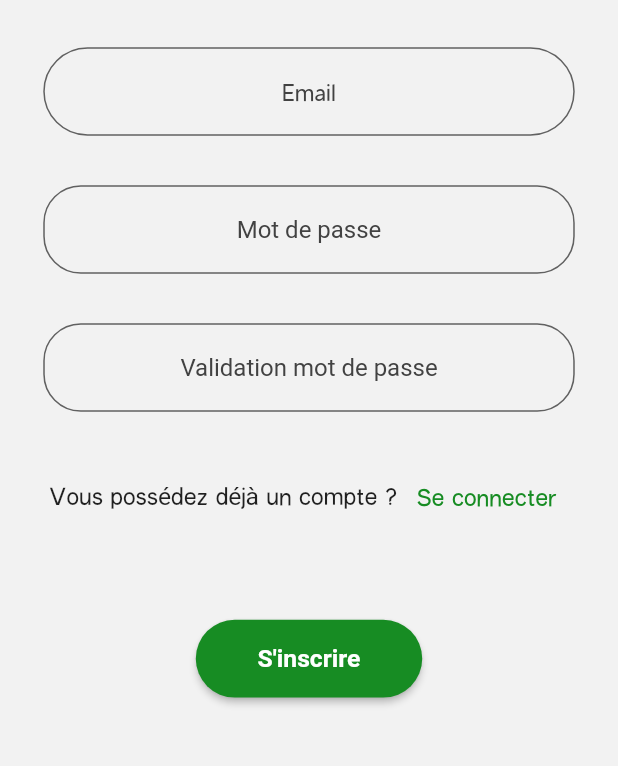
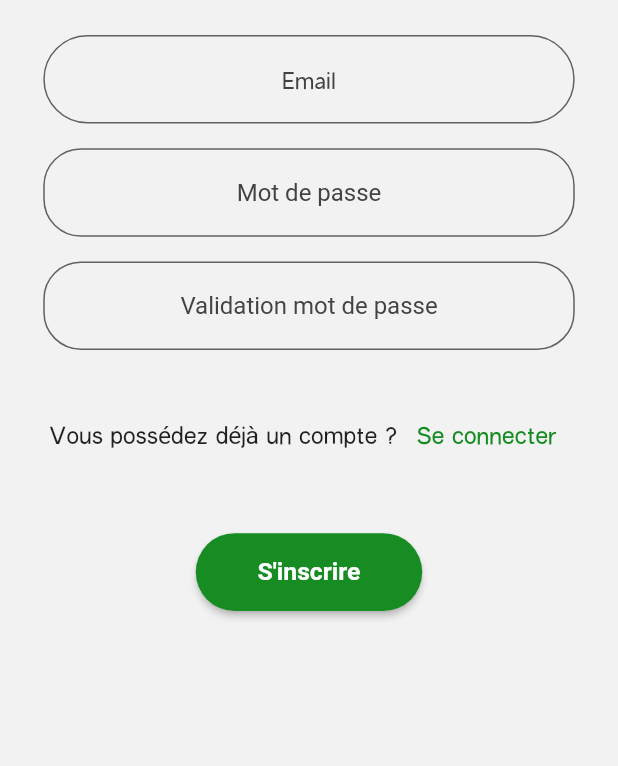
Before and after one commit to SoulPot/mobile, a Flutter app: the SignUpView screen opened directly, on a phone screen of 412 x 824 dp, the part 455-1221 px from its top. Run offline on Flutter 3.47's test engine with Material 2 defaults, Android fonts, the phone set to English and light mode, and no system bars; our stand-ins replace auth_buttons, firebase_auth, firebase_core, flutter_blue_plus, google_sign_in, im_stepper and 3 more; missing offline and left inert: battery_indicator, flutter_facebook_auth, network_info_plus, wifi_scan; accounts and stored records are empty.

Commit message:
déedzedzed

```diff
--- a/lib/views/authentication/sign_up_view.dart
+++ b/lib/views/authentication/sign_up_view.dart
@@ -49,7 +49,7 @@ class _SignUpViewState extends State<SignUpView> {
                     ),
                   ),
                   Padding(
-                    padding: EdgeInsets.symmetric(horizontal: 5.w, vertical: 2.h),
+                    padding: EdgeInsets.symmetric(horizontal: 5.w, vertical: 1.h),
                     child: TextField(
                       controller: _emailController,
                       textAlign: TextAlign.center,
@@ -70,7 +70,7 @@ class _SignUpViewState extends State<SignUpView> {
                     ),
                   ),
                   Padding(
-                    padding: EdgeInsets.symmetric(horizontal: 5.w, vertical: 2.h),
+                    padding: EdgeInsets.symmetric(horizontal: 5.w, vertical: 1.h),
                     child: TextField(
                       controller: _pwdController,
                       textAlign: TextAlign.center,
@@ -91,7 +91,7 @@ class _SignUpViewState extends State<SignUpView> {
                     ),
                   ),
                   Padding(
-                    padding: EdgeInsets.symmetric(horizontal: 5.w, vertical: 2.h),
+                    padding: EdgeInsets.symmetric(horizontal: 5.w, vertical: 1.h),
                     child: TextField(
                       controller: _confirmPwdController,
                       textAlign: TextAlign.center,
@@ -112,7 +112,7 @@ class _SignUpViewState extends State<SignUpView> {
                     ),
                   ),
                   Padding(
-                    padding: EdgeInsets.symmetric(horizontal: 2.w, vertical: 2.h),
+                    padding: EdgeInsets.symmetric(horizontal: 2.w, vertical: 3.h),
                     child: Row(
                       mainAxisAlignment: MainAxisAlignment.center,
                       children: [
@@ -142,7 +142,7 @@ class _SignUpViewState extends State<SignUpView> {
                     ),
                   ),
                   Padding(
-                    padding: EdgeInsets.symmetric(horizontal: 2.w, vertical: 5.h),
+                    padding: EdgeInsets.symmetric(horizontal: 2.w, vertical: 2.h),
                     child: ElevatedButton(
                       onPressed: () async {
                         if (FieldsManager.checkSignupFields(context, _emailController.text, _pwdController.text, _confirmPwdController.text)) {
```
